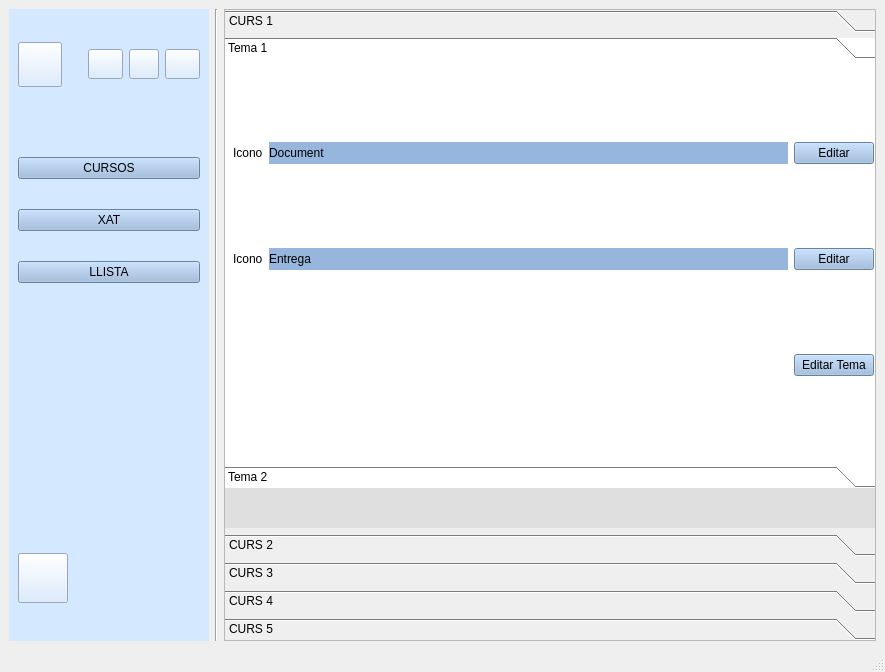
Old version of the form ProtoAules/Screeens/inici_professor.ui in the repository JPerpi/ProtoAules.
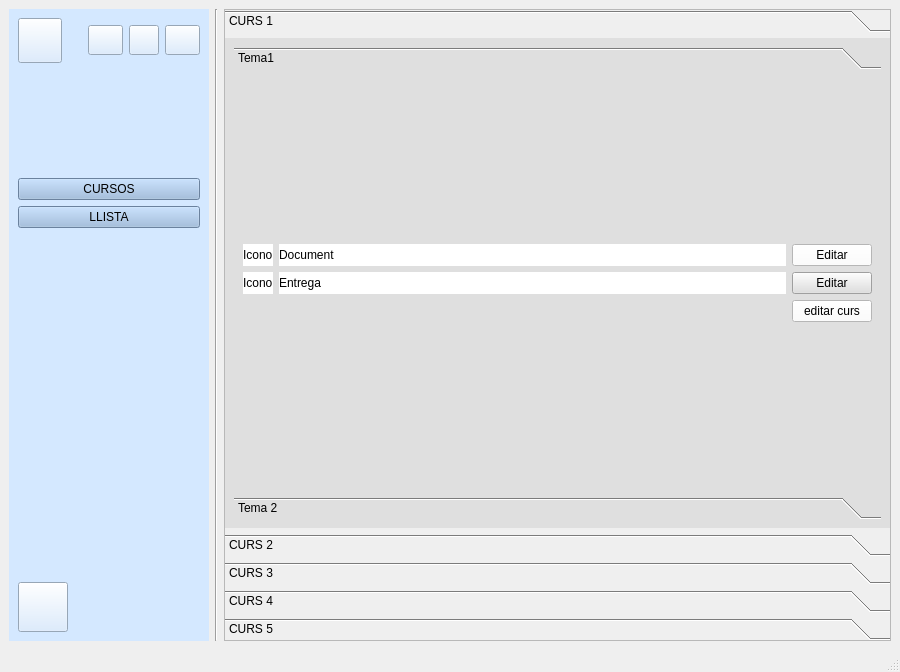
New version of the form. The open tabs and pages were chosen to show the change. Icons and pictures are not drawn.

Commit message: Actualitzant screens

Patch:
```diff
--- a/ProtoAules/Screeens/inici_professor.ui
+++ b/ProtoAules/Screeens/inici_professor.ui
@@ -6,7 +6,7 @@
    <rect>
     <x>0</x>
     <y>0</y>
-    <width>885</width>
+    <width>900</width>
     <height>672</height>
    </rect>
   </property>
@@ -159,7 +159,7 @@
           <enum>Qt::Vertical</enum>
          </property>
          <property name="sizeType">
-          <enum>QSizePolicy::Fixed</enum>
+          <enum>QSizePolicy::Expanding</enum>
          </property>
          <property name="sizeHint" stdset="0">
           <size>
@@ -179,16 +179,6 @@
          </property>
         </widget>
        </item>
-       <item>
-        <widget class="QPushButton" name="xat">
-         <property name="styleSheet">
-          <string notr="true">background-color: rgb(150, 182, 221);</string>
-         </property>
-         <property name="text">
-          <string>XAT</string>
-         </property>
-        </widget>
-       </item>
        <item>
         <widget class="QPushButton" name="llista">
          <property name="styleSheet">
@@ -199,13 +189,26 @@
          </property>
         </widget>
        </item>
+       <item>
+        <spacer name="verticalSpacer_3">
+         <property name="orientation">
+          <enum>Qt::Vertical</enum>
+         </property>
+         <property name="sizeHint" stdset="0">
+          <size>
+           <width>20</width>
+           <height>40</height>
+          </size>
+         </property>
+        </spacer>
+       </item>
        <item>
         <spacer name="verticalSpacer_2">
          <property name="orientation">
           <enum>Qt::Vertical</enum>
          </property>
          <property name="sizeType">
-          <enum>QSizePolicy::Fixed</enum>
+          <enum>QSizePolicy::Expanding</enum>
          </property>
          <property name="sizeHint" stdset="0">
           <size>
@@ -274,8 +277,8 @@
           <rect>
            <x>0</x>
            <y>0</y>
-           <width>648</width>
-           <height>416</height>
+           <width>663</width>
+           <height>457</height>
           </rect>
          </property>
          <property name="styleSheet">
@@ -284,35 +287,11 @@
          <attribute name="label">
           <string>CURS 1</string>
          </attribute>
-         <widget class="QWidget" name="verticalLayoutWidget">
-          <property name="geometry">
-           <rect>
-            <x>180</x>
-            <y>180</y>
-            <width>2</width>
-            <height>2</height>
-           </rect>
-          </property>
-          <layout class="QVBoxLayout" name="verticalLayout_2"/>
-         </widget>
-         <widget class="QWidget" name="verticalLayoutWidget_6">
-          <property name="geometry">
-           <rect>
-            <x>-1</x>
-            <y>-1</y>
-            <width>651</width>
-            <height>451</height>
-           </rect>
-          </property>
           <layout class="QVBoxLayout" name="verticalLayout_3">
-           <property name="sizeConstraint">
-            <enum>QLayout::SetMaximumSize</enum>
-           </property>
            <item>
-            <widget class="QToolBox" name="caixaTemaP">
-             <property name="styleSheet">
-              <string notr="true">background-color: rgb(255, 255, 255);</string>
-             </property>
+           <layout class="QVBoxLayout" name="verticalLayout_2">
+            <item>
+             <widget class="QToolBox" name="curs">
              <property name="currentIndex">
               <number>0</number>
              </property>
@@ -321,35 +300,38 @@
                <rect>
                 <x>0</x>
                 <y>0</y>
-                <width>649</width>
-                <height>377</height>
+                 <width>193</width>
+                 <height>104</height>
                </rect>
               </property>
               <attribute name="label">
-               <string>Tema 1</string>
-              </attribute>
-              <widget class="QWidget" name="gridLayoutWidget">
-               <property name="geometry">
-                <rect>
-                 <x>9</x>
-                 <y>-1</y>
-                 <width>641</width>
-                 <height>391</height>
-                </rect>
-               </property>
+                <string>Tema1</string>
+               </attribute>
+               <layout class="QGridLayout" name="gridLayout_3">
+                <item row="0" column="0">
                <layout class="QGridLayout" name="gridLayout">
-                <item row="1" column="2">
-                 <widget class="QPushButton" name="pushButton_3">
+                  <item row="1" column="0">
+                   <widget class="QLabel" name="label_4">
                   <property name="styleSheet">
-                   <string notr="true">background-color: rgb(150, 182, 221);</string>
+                     <string notr="true">background-color: rgb(255, 255, 255);</string>
                   </property>
                   <property name="text">
-                   <string>Editar</string>
+                     <string>Icono</string>
                   </property>
                  </widget>
                 </item>
-                <item row="0" column="1">
+                  <item row="1" column="1">
                  <widget class="QLabel" name="label_3">
+                    <property name="styleSheet">
+                     <string notr="true">background-color: rgb(255, 255, 255);</string>
+                    </property>
+                    <property name="text">
+                     <string>Entrega</string>
+                    </property>
+                   </widget>
+                  </item>
+                  <item row="0" column="1">
+                   <widget class="QLabel" name="label">
                   <property name="sizePolicy">
                    <sizepolicy hsizetype="Expanding" vsizetype="Preferred">
                     <horstretch>0</horstretch>
@@ -357,60 +339,57 @@
                    </sizepolicy>
                   </property>
                   <property name="styleSheet">
-                   <string notr="true">background-color: rgb(150, 182, 221);</string>
+                     <string notr="true">background-color: rgb(255, 255, 255);</string>
                   </property>
                   <property name="text">
-                   <string>Document </string>
-                  </property>
-                 </widget>
-                </item>
-                <item row="0" column="2">
-                 <widget class="QPushButton" name="pushButton_2">
-                  <property name="styleSheet">
-                   <string notr="true">background-color: rgb(150, 182, 221);
-</string>
-                  </property>
-                  <property name="text">
-                   <string>Editar</string>
+                     <string>Document</string>
                   </property>
                  </widget>
                 </item>
                 <item row="0" column="0">
                  <widget class="QLabel" name="label_2">
+                    <property name="styleSheet">
+                     <string notr="true">background-color: rgb(255, 255, 255);</string>
+                    </property>
                   <property name="text">
                    <string>Icono</string>
                   </property>
                  </widget>
                 </item>
+                  <item row="1" column="2">
+                   <widget class="QPushButton" name="pushButton_2">
+                    <property name="toolTip">
+                     <string>background-color: rgb(255, 255, 255);</string>
+                    </property>
+                    <property name="text">
+                     <string>Editar</string>
+                    </property>
+                   </widget>
+                  </item>
+                  <item row="0" column="2">
+                   <widget class="QPushButton" name="pushButton">
+                    <property name="styleSheet">
+                     <string notr="true">background-color: rgb(255, 255, 255);</string>
+                    </property>
+                    <property name="text">
+                     <string>Editar</string>
+                    </property>
+                   </widget>
+                  </item>
                 <item row="2" column="2">
-                 <widget class="QPushButton" name="pushButton_4">
+                   <widget class="QPushButton" name="pushButton_3">
                   <property name="styleSheet">
-                   <string notr="true">background-color: rgb(150, 182, 221);</string>
+                     <string notr="true">background-color: rgb(255, 255, 255);
+</string>
                   </property>
                   <property name="text">
-                   <string>Editar Tema</string>
+                     <string>editar curs</string>
                   </property>
                  </widget>
                 </item>
-                <item row="1" column="1">
-                 <widget class="QLabel" name="label_4">
-                  <property name="styleSheet">
-                   <string notr="true">background-color: rgb(150, 182, 221);</string>
-                  </property>
-                  <property name="text">
-                   <string>Entrega</string>
-                  </property>
-                 </widget>
+                 </layout>
                 </item>
-                <item row="1" column="0">
-                 <widget class="QLabel" name="label_5">
-                  <property name="text">
-                   <string>Icono</string>
-                  </property>
-                 </widget>
-                </item>
                </layout>
-              </widget>
              </widget>
              <widget class="QWidget" name="page_3">
               <property name="geometry">
@@ -428,7 +407,8 @@
             </widget>
            </item>
           </layout>
-         </widget>
+          </item>
+         </layout>
         </widget>
         <widget class="QWidget" name="page_2">
          <property name="geometry">
```
Left out of the diff: 82 changed lines with no effect on the pictures. Lines whose indentation alone changed are shown as unchanged. The commit also changes 3 other files.
